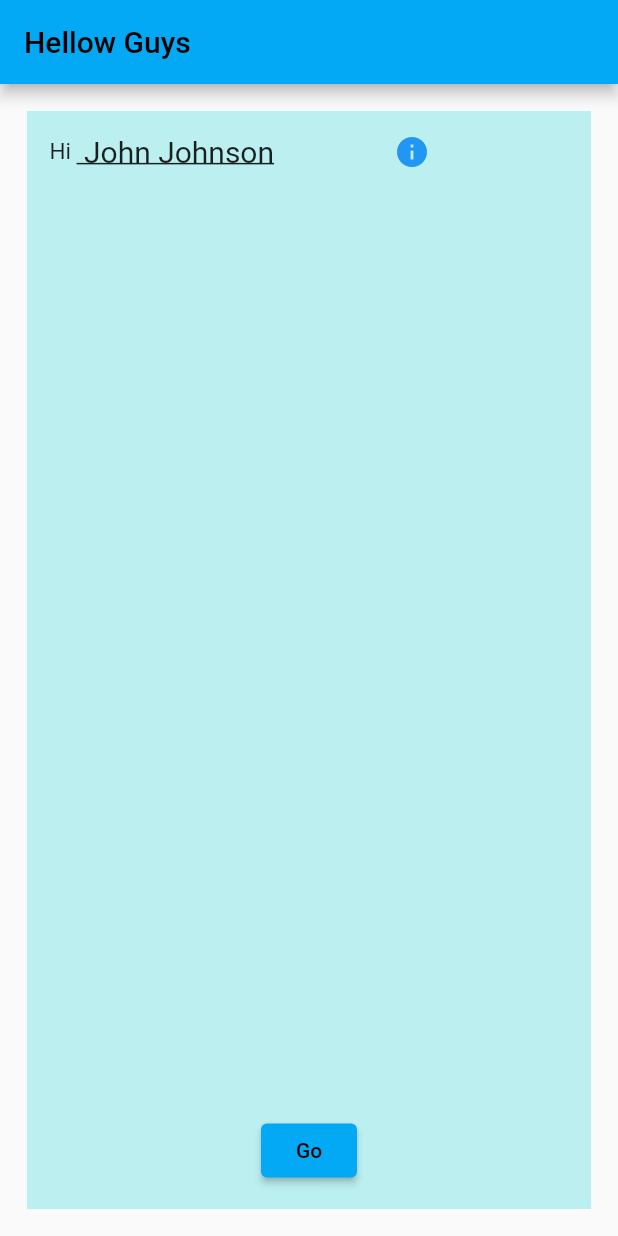
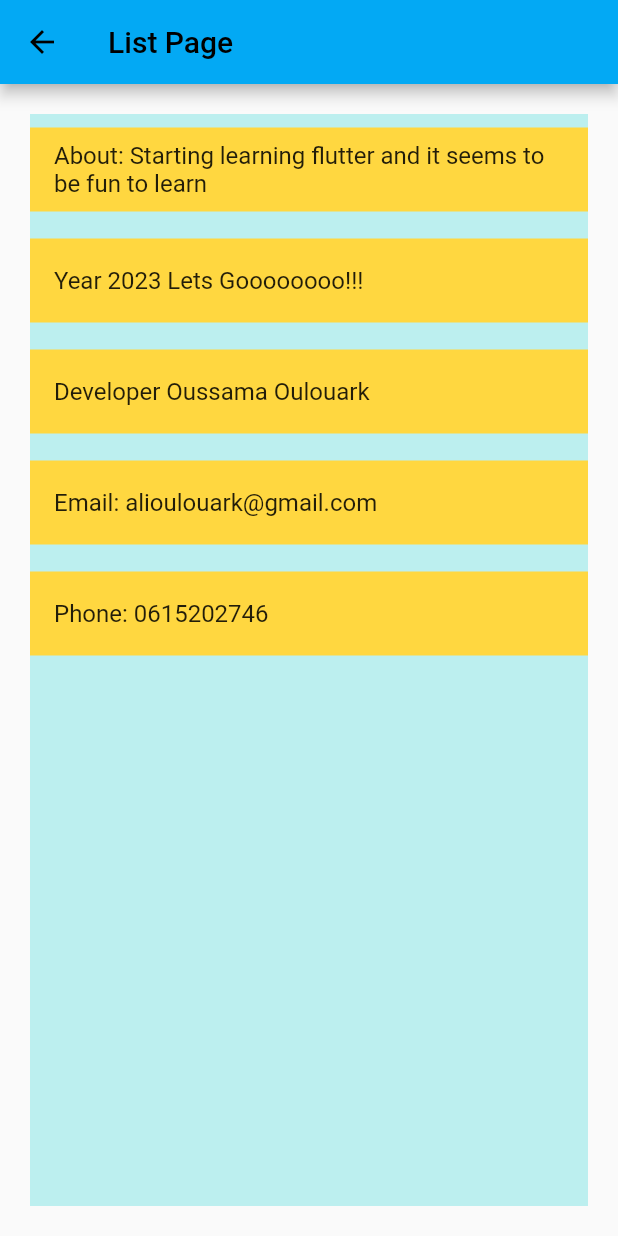
Before and after one commit to OussamaOulouark/flutter_projer, a Flutter app: the screen it shows after launch, after a tap on the "info" icon, on a phone screen of 412 x 824 dp. Run offline on Flutter 3.47's test engine with Material 2 defaults, Android fonts, the phone set to English and light mode, and no system bars.

Commit message:
Task 10 Completed

```diff
--- a/lib/Activities/HomeScreen.dart
+++ b/lib/Activities/HomeScreen.dart
@@ -2,6 +2,7 @@ import 'dart:math';
 import 'package:flutter/material.dart';
 
 import 'Calculepage.dart';
+import 'ListPage.dart';
 
 
 
@@ -46,13 +47,16 @@ class HomePage extends StatelessWidget {
                         ),
                       ),
                       const SizedBox(
-                        width: 80,
+                        width: 100,
                       ),
                       GestureDetector(
                         onTap: () {
-                          print("hello");
+                          // Navigate to the ListPage
+                          Navigator.of(context).push(
+                            MaterialPageRoute(builder: (context) => ListPage()),
+                          );
                         },
-                        child: const Icon(Icons.info , color: Colors.blue),
+                        child: const Icon(Icons.info, color: Colors.blue),
           )
                     ],
                   ),
--- /dev/null
+++ b/lib/Activities/ListPage.dart
@@ -0,0 +1,55 @@
+import 'package:flutter/material.dart';
+
+class ListPage extends StatefulWidget {
+  @override
+  _ListPageState createState() => _ListPageState();
+}
+
+class _ListPageState extends State<ListPage> {
+  List<String> itemList = [
+    'About: Starting learning flutter and it seems to be fun to learn',
+    'Year 2023 Lets Goooooooo!!!',
+    'Developer Oussama Oulouark',
+    'Email: alioulouark@gmail.com',
+    'Phone: 0615202746',
+  ];
+
+  // List<Color> itemColors = [
+  //   Colors.amber,
+  //   Colors.blue,
+  //   Colors.green,
+  //   Colors.yellow,
+  //   Colors.orange,
+  // ];
+
+  @override
+  Widget build(BuildContext context) {
+    return Scaffold(
+      appBar: AppBar(
+        title: Text("List Page"),
+      ),
+      body: Padding(
+        padding: const EdgeInsets.all(20.0),
+        child: Container(
+          width: double.infinity,
+          color: const Color.fromARGB(255, 188, 239, 239),
+          child: ListView.builder(
+            itemCount: itemList.length,
+            itemBuilder: (context, index) {
+              final item = itemList[index];
+              // final itemColor = itemColors[index % itemColors.length];
+
+              return Container(
+                margin: EdgeInsets.symmetric(vertical: 9.0),
+                color: Colors.amberAccent, // Set item background color
+                child: ListTile(
+                  title: Text(item),
+                ),
+              );
+            },
+          ),
+        ),
+      ),
+    );
+  }
+}
```
